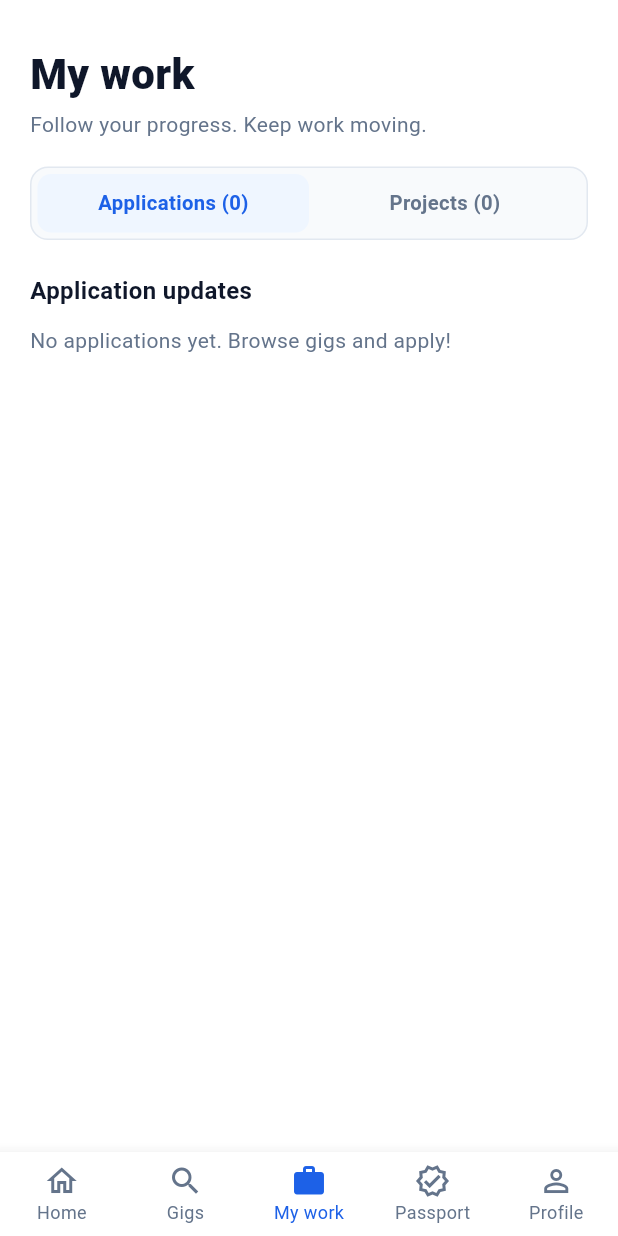
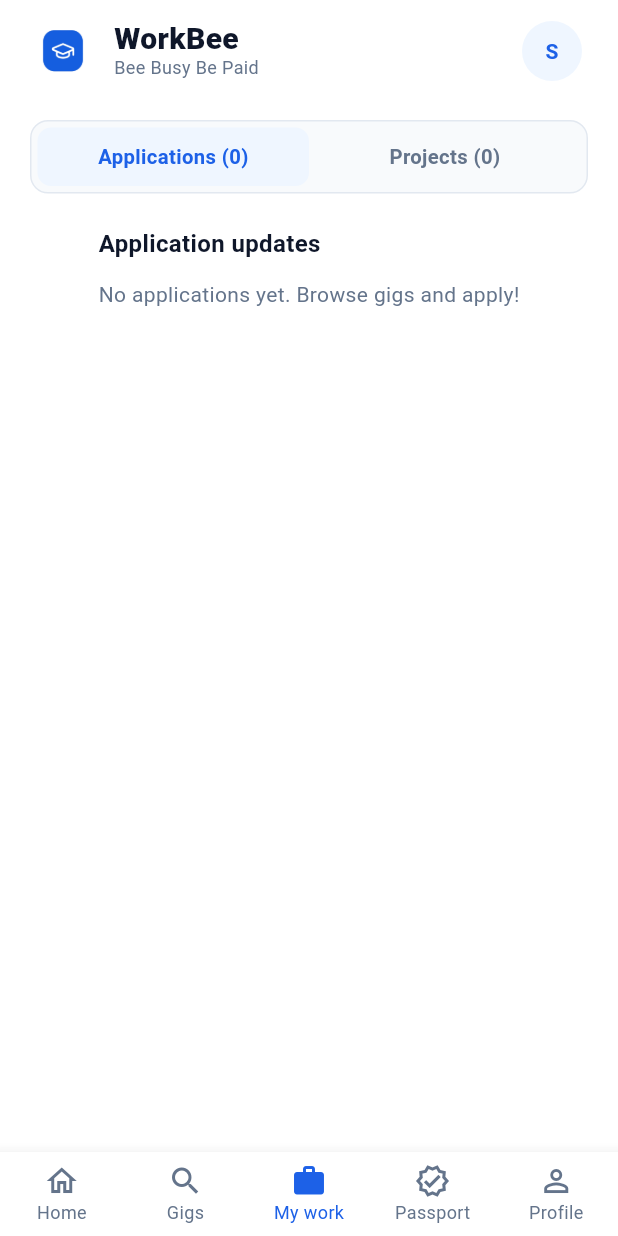
Before and after one commit to arpitsthaa/workbee-app, a Flutter app: the StudentDashboardScreen screen opened directly, item 3 of the bottom bar chosen, on a phone screen of 412 x 824 dp. Run offline on Flutter 3.47's test engine with Material 3 defaults, Android fonts, the phone set to English and light mode, and no system bars; our stand-ins replace shared_preferences; accounts and stored records are empty; network calls fail.

Commit message:
AppBar added in in all four screens

```diff
--- a/workbee_frontend/lib/views/my_work_screen.dart
+++ b/workbee_frontend/lib/views/my_work_screen.dart
@@ -75,43 +75,11 @@ class _MyWorkScreenState extends State<MyWorkScreen> {
     return SafeArea(
       child: _isLoading
           ? const Center(child: CircularProgressIndicator())
-            : NestedScrollView(
-                headerSliverBuilder: (context, innerBoxIsScrolled) {
-                  return [
-                    SliverAppBar(
-                      pinned: true,
-                      floating: false,
-                      expandedHeight: 160,
-                      backgroundColor: Colors.white,
-                      elevation: innerBoxIsScrolled ? 1 : 0,
-                      shadowColor: borderColor,
-                      surfaceTintColor: Colors.white,
-                      automaticallyImplyLeading: false,
-                      flexibleSpace: FlexibleSpaceBar(
-                        background: Padding(
-                          padding: const EdgeInsets.fromLTRB(20, 18, 20, 0),
-                          child: Column(
-                            crossAxisAlignment: CrossAxisAlignment.start,
-                            mainAxisAlignment: MainAxisAlignment.end,
+          : Column(
         children: [
-                              const Text(
-                                'My work',
-                                style: TextStyle(
-                                  fontSize: 28,
-                                  fontWeight: FontWeight.w800,
-                                  color: darkText,
-                                ),
-                              ),
-                              const SizedBox(height: 4),
-                              const Text(
-                                'Follow your progress. Keep work moving.',
-                                style: TextStyle(
-                                  fontSize: 14,
-                                  color: mutedText,
-                                ),
-                              ),
-                              const SizedBox(height: 18),
-                              Container(
+          Padding(
+            padding: const EdgeInsets.fromLTRB(20, 12, 20, 0),
+            child: Container(
               padding: const EdgeInsets.all(4),
               decoration: BoxDecoration(
                 color: inputFill,
@@ -137,14 +105,9 @@ class _MyWorkScreenState extends State<MyWorkScreen> {
                 ],
               ),
             ),
-                            ],
           ),
-                        ),
-                      ),
-                    ),
-                  ];
-                },
-                body: ConstrainedBox(
+          Expanded(
+            child: ConstrainedBox(
               constraints: const BoxConstraints(maxWidth: 480),
               child: RefreshIndicator(
                 onRefresh: _refreshWork,
@@ -378,6 +341,8 @@ class _MyWorkScreenState extends State<MyWorkScreen> {
                 ),
               ),
             ),
+          ),
+        ],
       ),
     );
   }
--- a/workbee_frontend/lib/views/student_dashboard_screen.dart
+++ b/workbee_frontend/lib/views/student_dashboard_screen.dart
@@ -57,6 +57,10 @@ class _StudentDashboardScreenState extends State<StudentDashboardScreen> {
     setState(() => _selectedIndex = index);
   }
 
+  void _onAvatarTapped() {
+    _onTabTapped(4);
+  }
+
   List<Widget> _buildLatestGigWidgets(List<Gig> recommendedGigs) {
     if (_isLoading) {
       return [GigCardSkeletons()];
@@ -89,10 +93,22 @@ class _StudentDashboardScreenState extends State<StudentDashboardScreen> {
         index: _selectedIndex,
         children: [
           _buildHomeBody(),
-          const BrowseGigsScreen(),
-          const MyWorkScreen(),
-          const PassportScreen(),
-          const ProfileScreen(),
+          _ScreenWithAppBar(
+            body: const BrowseGigsScreen(),
+            onAvatarTap: _onAvatarTapped,
+          ),
+          _ScreenWithAppBar(
+            body: const MyWorkScreen(),
+            onAvatarTap: _onAvatarTapped,
+          ),
+          _ScreenWithAppBar(
+            body: const PassportScreen(),
+            onAvatarTap: _onAvatarTapped,
+          ),
+          _ScreenWithAppBar(
+            body: const ProfileScreen(),
+            onAvatarTap: _onAvatarTapped,
+          ),
         ],
       ),
       bottomNavigationBar: BottomNavigationBar(
@@ -165,14 +181,7 @@ class _StudentDashboardScreenState extends State<StudentDashboardScreen> {
     return SafeArea(
       child: Column(
         children: [
-          Padding(
-            padding: const EdgeInsets.symmetric(horizontal: 20, vertical: 10),
-            child: DashboardHeader(
-              studentName: studentName,
-              isVerified: isVerified,
-              isLoading: _isLoading,
-            ),
-          ),
+          StudentAppBar(onAvatarTap: _onAvatarTapped),
           const SizedBox(height: 24),
           Expanded(
             child: ConstrainedBox(
@@ -446,3 +455,26 @@ class _StudentDashboardScreenState extends State<StudentDashboardScreen> {
     );
   }
 }
+
+class _ScreenWithAppBar extends StatelessWidget {
+  final Widget body;
+  final VoidCallback onAvatarTap;
+
+  const _ScreenWithAppBar({
+    required this.body,
+    required this.onAvatarTap,
+  });
+
+  @override
+  Widget build(BuildContext context) {
+    return SafeArea(
+      bottom: false,
+      child: Column(
+        children: [
+          StudentAppBar(onAvatarTap: onAvatarTap),
+          Expanded(child: body),
+        ],
+      ),
+    );
+  }
+}
--- a/workbee_frontend/lib/widgets/student_dashboard_widgets.dart
+++ b/workbee_frontend/lib/widgets/student_dashboard_widgets.dart
@@ -134,25 +134,54 @@ class StatCard extends StatelessWidget {
   }
 }
 
-class DashboardHeader extends StatelessWidget {
+class DashboardAvatar extends StatelessWidget {
   final String studentName;
   final bool isVerified;
-  final bool isLoading;
 
-  const DashboardHeader({
+  const DashboardAvatar({
     super.key,
     required this.studentName,
     required this.isVerified,
-    required this.isLoading,
   });
+
+  @override
+  Widget build(BuildContext context) {
+    const primaryBlue = Color(0xFF1D61E7);
+    const softBlueBg = Color(0xFFEFF6FF);
+
+    return Container(
+      width: 40,
+      height: 40,
+      decoration: const BoxDecoration(
+        color: softBlueBg,
+        shape: BoxShape.circle,
+      ),
+      alignment: Alignment.center,
+      child: Text(
+        studentName.isNotEmpty ? studentName[0].toUpperCase() : 'S',
+        style: const TextStyle(
+          color: primaryBlue,
+          fontWeight: FontWeight.w700,
+          fontSize: 14,
+        ),
+      ),
+    );
+  }
+}
+
+class StudentAppBar extends StatelessWidget {
+  final VoidCallback onAvatarTap;
+
+  const StudentAppBar({super.key, required this.onAvatarTap});
 
   @override
   Widget build(BuildContext context) {
     const darkText = Color(0xFF0F172A);
     const mutedText = Color(0xFF64748B);
 
-    return Row(
-      mainAxisAlignment: MainAxisAlignment.spaceBetween,
+    return Padding(
+      padding: const EdgeInsets.symmetric(horizontal: 20, vertical: 10),
+      child: Row(
         children: [
           Row(
             children: [
@@ -186,42 +215,18 @@ class DashboardHeader extends StatelessWidget {
               ),
             ],
           ),
-        isLoading ? const AvatarSkeleton() : DashboardAvatar(studentName: studentName, isVerified: isVerified),
+          const Spacer(),
+          IconButton(
+            onPressed: onAvatarTap,
+            icon: const DashboardAvatar(
+              studentName: 'S',
+              isVerified: false,
+            ),
+            splashRadius: 24,
+            padding: EdgeInsets.zero,
+            constraints: const BoxConstraints(),
+          ),
         ],
-    );
-  }
-}
-
-class DashboardAvatar extends StatelessWidget {
-  final String studentName;
-  final bool isVerified;
-
-  const DashboardAvatar({
-    super.key,
-    required this.studentName,
-    required this.isVerified,
-  });
-
-  @override
-  Widget build(BuildContext context) {
-    const primaryBlue = Color(0xFF1D61E7);
-    const softBlueBg = Color(0xFFEFF6FF);
-
-    return Container(
-      width: 40,
-      height: 40,
-      decoration: const BoxDecoration(
-        color: softBlueBg,
-        shape: BoxShape.circle,
-      ),
-      alignment: Alignment.center,
-      child: Text(
-        studentName.isNotEmpty ? studentName[0].toUpperCase() : 'S',
-        style: const TextStyle(
-          color: primaryBlue,
-          fontWeight: FontWeight.w700,
-          fontSize: 14,
-        ),
       ),
     );
   }
```
Also changed, not shown: workbee_frontend/lib/views/browse_gigs_screen.dart (+3 -19 lines), workbee_frontend/lib/views/passport_screen.dart (+0 -17 lines), workbee_frontend/lib/views/profile_screen.dart (+1 -16 lines), workbee_frontend/pubspec.lock, 2 other files. Lines whose indentation alone changed are shown as unchanged.
